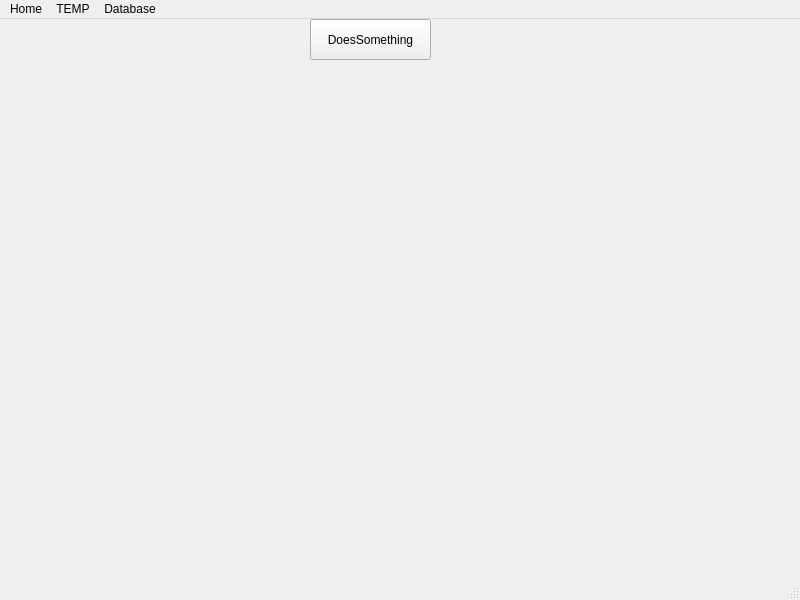
Old version of the form client/mainwindow.ui in the repository lonkaars/avans-whether-station.
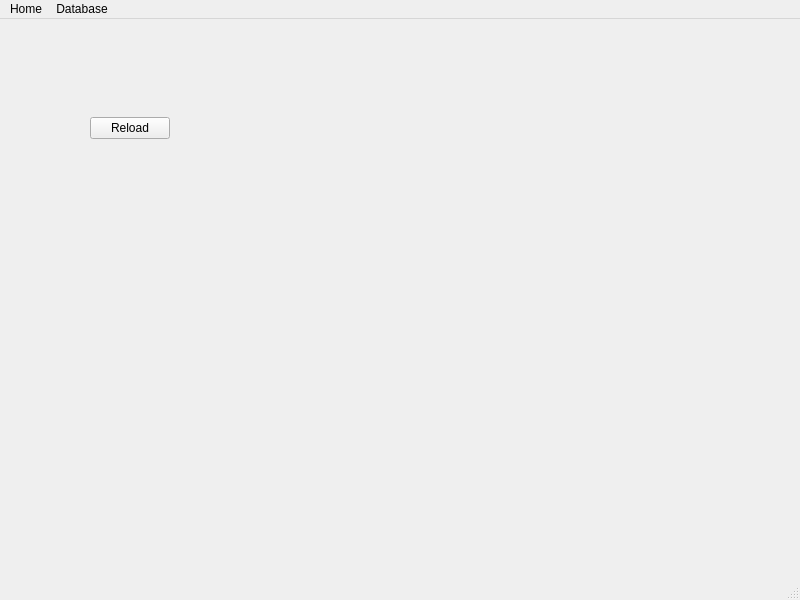
New version of the form.

What changed in the file:
```diff
--- a/client/mainwindow.ui
+++ b/client/mainwindow.ui
@@ -14,35 +14,35 @@
    <string>MainWindow</string>
   </property>
   <widget class="QWidget" name="centralwidget">
-   <widget class="QPushButton" name="pushButton">
-    <property name="enabled">
-     <bool>true</bool>
-    </property>
+   <widget class="QWidget" name="formLayoutWidget">
     <property name="geometry">
      <rect>
-      <x>310</x>
-      <y>0</y>
-      <width>121</width>
-      <height>41</height>
+      <x>90</x>
+      <y>80</y>
+      <width>621</width>
+      <height>301</height>
      </rect>
     </property>
-    <property name="text">
-     <string>DoesSomething</string>
-    </property>
-   </widget>
-   <widget class="QWidget" name="verticalLayoutWidget">
-    <property name="geometry">
-     <rect>
-      <x>-10</x>
-      <y>40</y>
-      <width>801</width>
-      <height>401</height>
-     </rect>
-    </property>
-    <layout class="QVBoxLayout" name="verticalLayout">
-     <item>
+    <layout class="QFormLayout" name="centralFrom">
+     <property name="sizeConstraint">
+      <enum>QLayout::SetDefaultConstraint</enum>
+     </property>
+     <item row="0" column="0">
       <widget class="QWidget" name="widget" native="true"/>
      </item>
+     <item row="1" column="0">
+      <widget class="QWidget" name="widget_2" native="true"/>
+     </item>
+     <item row="2" column="0">
+      <widget class="QWidget" name="widget_3" native="true"/>
+     </item>
+     <item row="3" column="0">
+      <widget class="QPushButton" name="reLoad">
+       <property name="text">
+        <string>Reload</string>
+       </property>
+      </widget>
+     </item>
     </layout>
    </widget>
   </widget>
@@ -62,13 +62,6 @@
     <addaction name="actionAbout"/>
     <addaction name="actionRefresh"/>
    </widget>
-   <widget class="QMenu" name="menuTEMP">
-    <property name="title">
-     <string>TEMP</string>
-    </property>
-    <addaction name="actionLOAD"/>
-    <addaction name="actionQuerry"/>
-   </widget>
    <widget class="QMenu" name="menuDatabase">
     <property name="title">
      <string>Database</string>
@@ -78,7 +71,6 @@
     <addaction name="actionStatus"/>
    </widget>
    <addaction name="menuAbouy"/>
-   <addaction name="menuTEMP"/>
    <addaction name="menuDatabase"/>
   </widget>
   <widget class="QStatusBar" name="statusbar"/>
```
